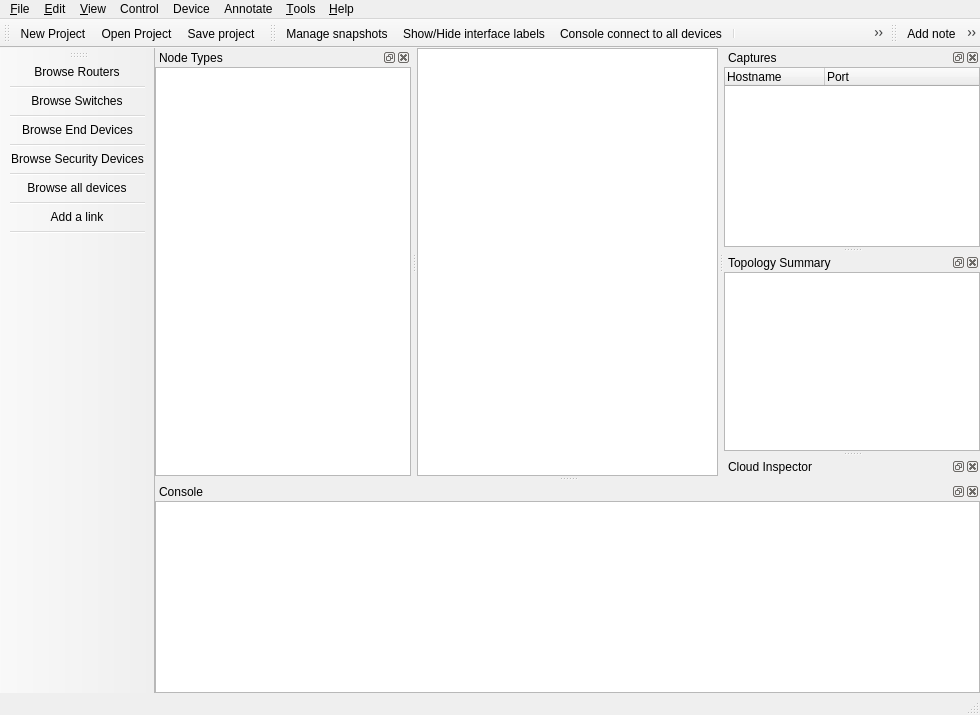
Before: the Qt Designer form gns3/ui/main_window.ui in GNS3/gns3-gui, drawn with Qt 5.
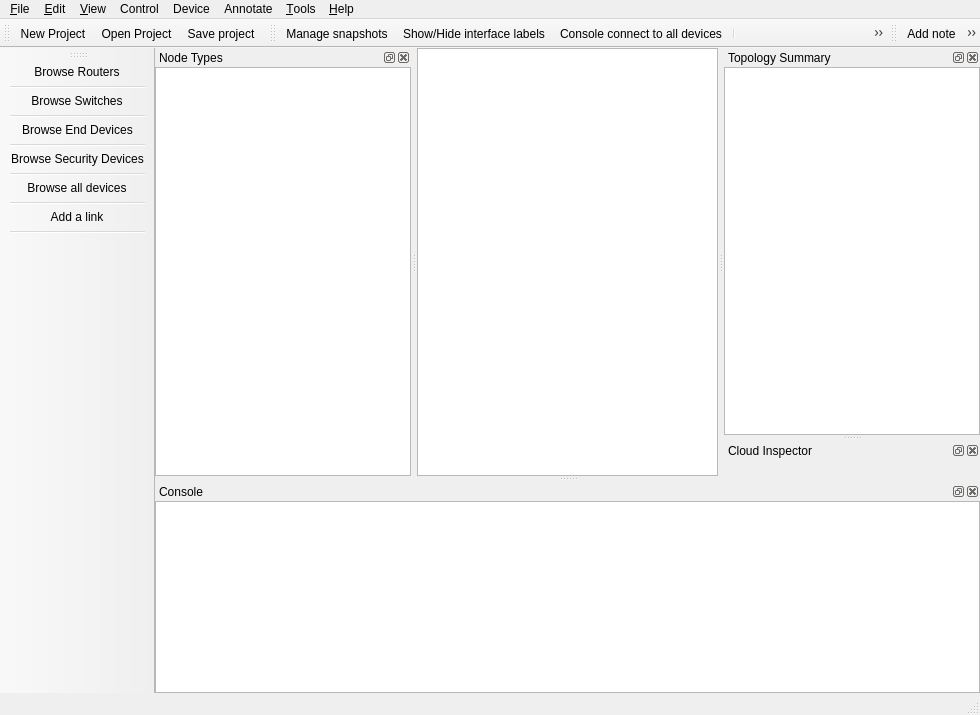
After: the same form once the commit is applied. Icons and pictures are not drawn. Custom widgets are drawn as their Qt base class.

Commit message: New feature: packet capture for IOS routers.

Diff of the .ui file:
```diff
--- a/gns3/ui/main_window.ui
+++ b/gns3/ui/main_window.ui
@@ -386,53 +386,6 @@
    <addaction name="uiZoomOutAction"/>
    <addaction name="uiScreenshotAction"/>
   </widget>
-  <widget class="QDockWidget" name="uiCaptureDockWidget">
-   <property name="windowTitle">
-    <string>Captures</string>
-   </property>
-   <attribute name="dockWidgetArea">
-    <number>2</number>
-   </attribute>
-   <widget class="QWidget" name="uiCaptureDockWidgetContents">
-    <layout class="QVBoxLayout" name="verticalLayout_2">
-     <property name="margin">
-      <number>0</number>
-     </property>
-     <item>
-      <widget class="QTreeWidget" name="uiCaptureTreeWidget">
-       <property name="sizePolicy">
-        <sizepolicy hsizetype="Expanding" vsizetype="Expanding">
-         <horstretch>0</horstretch>
-         <verstretch>0</verstretch>
-        </sizepolicy>
-       </property>
-       <property name="toolTip">
-        <string>Select capture and right-click for menu.</string>
-       </property>
-       <property name="iconSize">
-        <size>
-         <width>24</width>
-         <height>24</height>
-        </size>
-       </property>
-       <property name="rootIsDecorated">
-        <bool>false</bool>
-       </property>
-       <column>
-        <property name="text">
-         <string>Hostname</string>
-        </property>
-       </column>
-       <column>
-        <property name="text">
-         <string>Port</string>
-        </property>
-       </column>
-      </widget>
-     </item>
-    </layout>
-   </widget>
-  </widget>
   <widget class="QDockWidget" name="uiTopologySummaryDockWidget">
    <property name="sizePolicy">
     <sizepolicy hsizetype="Preferred" vsizetype="Expanding">
```
Left out of the diff: 1 changed line with no effect on the pictures. The commit also changes 19 other files.
